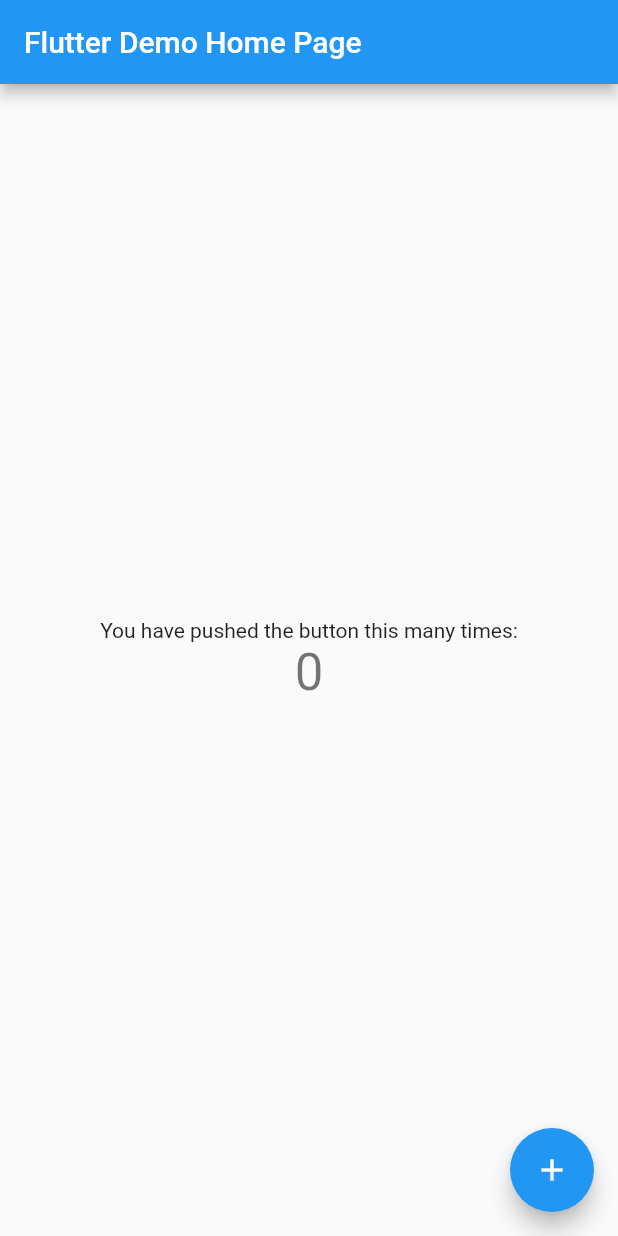
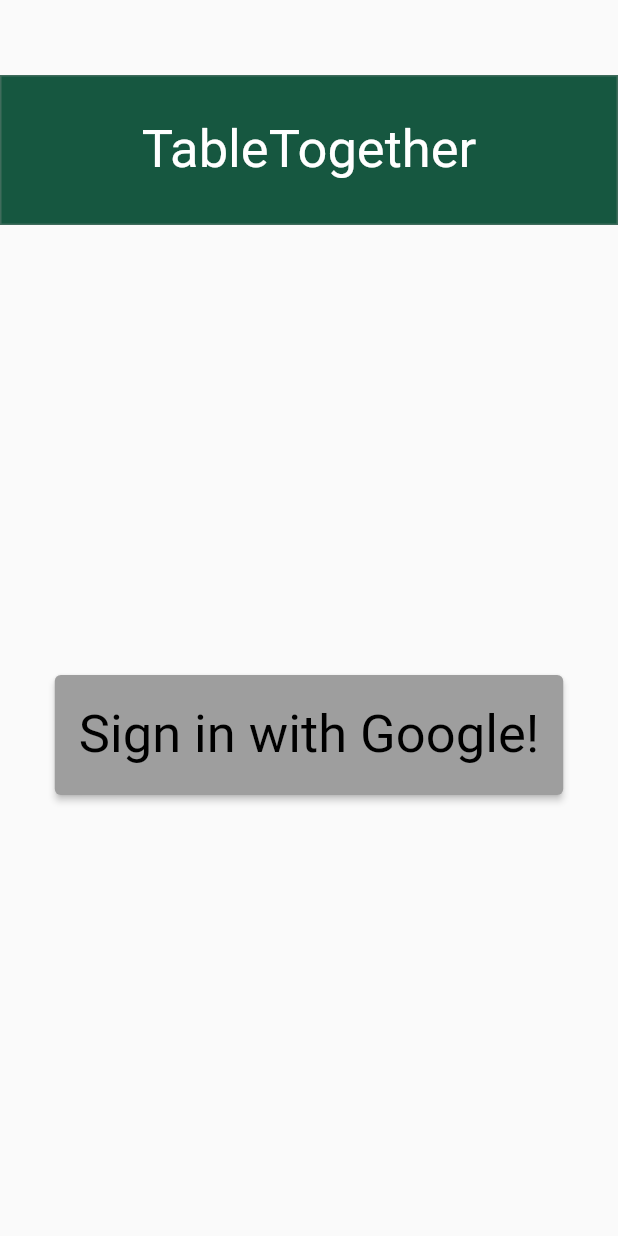
Before and after one commit to AKolar5/cypher_table_together, a Flutter app: the screen it shows after launch, on a phone screen of 412 x 824 dp. Run offline on Flutter 3.47's test engine with Material 2 defaults, Android fonts, the phone set to English and light mode, and no system bars.

Commit message:
Transitions between pages for first three screens

```diff
--- a/lib/home_page.dart
+++ b/lib/home_page.dart
@@ -34,9 +34,7 @@
           // horizontal).
 
           child: Column(
-            mainAxisAlignment: MainAxisAlignment.center,
             children: <Widget>[
-
               const Padding(
                 padding: EdgeInsets.all(25.0),
               ),
@@ -71,7 +69,9 @@
                 ),
               ),
 
-
+              const Padding(
+                padding: EdgeInsets.all(25.0),
+              ),
 
               SizedBox(
                 width: 300.0,
--- a/lib/main.dart
+++ b/lib/main.dart
@@ -1,3 +1,5 @@
+import 'package:cypher_table_together/edit.dart';
+import 'package:cypher_table_together/profile.dart';
 import 'package:flutter/material.dart';
 
 void main() {
@@ -22,7 +24,7 @@
         // or simply save your changes to "hot reload" in a Flutter IDE).
         // Notice that the counter didn't reset back to zero; the application
         // is not restarted.
-        primarySwatch: Colors.blue,
+        primarySwatch: Colors.grey,
       ),
       home: const MyHomePage(title: 'Flutter Demo Home Page'),
     );
@@ -48,18 +50,6 @@
 }
 
 class _MyHomePageState extends State<MyHomePage> {
-  int _counter = 0;
-
-  void _incrementCounter() {
-    setState(() {
-      // This call to setState tells the Flutter framework that something has
-      // changed in this State, which causes it to rerun the build method below
-      // so that the display can reflect the updated values. If we changed
-      // _counter without calling setState(), then the build method would not be
-      // called again, and so nothing would appear to happen.
-      _counter++;
-    });
-  }
 
   @override
   Widget build(BuildContext context) {
@@ -70,15 +60,40 @@
     // fast, so that you can just rebuild anything that needs updating rather
     // than having to individually change instances of widgets.
     return Scaffold(
-      appBar: AppBar(
-        // Here we take the value from the MyHomePage object that was created by
-        // the App.build method, and use it to set our appbar title.
-        title: Text(widget.title),
-      ),
       body: Center(
         // Center is a layout widget. It takes a single child and positions it
         // in the middle of the parent.
         child: Column(
+            children: [
+              const Padding(
+              padding: EdgeInsets.all(25.0),
+            ),
+            Container(
+              margin: EdgeInsets.zero,
+              padding: EdgeInsets.zero,
+              width: 500,
+              height: 100,
+              decoration: BoxDecoration(
+                color: const Color(0xff165740),
+                shape: BoxShape.rectangle,
+                borderRadius: BorderRadius.zero,
+                border: Border.all(color: const Color(0x4d9e9e9e), width: 1),
+              ),
+              child: const Align(
+                alignment: Alignment.center,
+                child: Text(
+                  "TableTogether",
+                  textAlign: TextAlign.start,
+                  overflow: TextOverflow.clip,
+                  style: TextStyle(
+                    fontWeight: FontWeight.w400,
+                    fontStyle: FontStyle.normal,
+                    fontSize: 35,
+                    color: Color(0xffffffff),
+                  ),
+                ),
+              ),
+            ),
           // Column is also a layout widget. It takes a list of children and
           // arranges them vertically. By default, it sizes itself to fit its
           // children horizontally, and tries to be as tall as its parent.
@@ -93,22 +108,29 @@
           // center the children vertically; the main axis here is the vertical
           // axis because Columns are vertical (the cross axis would be
           // horizontal).
-          mainAxisAlignment: MainAxisAlignment.center,
-          children: <Widget>[
-            const Text(
-              'You have pushed the button this many times:',
-            ),
-            Text(
-              '$_counter',
-              style: Theme.of(context).textTheme.headlineMedium,
-            ),
+              const Padding(
+                padding: EdgeInsets.all(150.0),
+              ),
+              ElevatedButton(
+                style: ElevatedButton.styleFrom(
+                    minimumSize: const Size(
+                        300, 80) // put the width and height you want
+                ),
+                child: const Text('Sign in with Google!',
+                  style: TextStyle(
+                    fontWeight: FontWeight.w400,
+                    fontStyle: FontStyle.normal,
+                    fontSize: 35,
+                    color: Color(0xff000000),
+                  ),
+                ),
+                onPressed: () {
+                  Navigator.push(
+                      context,MaterialPageRoute(builder: (context) => const ProfilePage()));
+                },
+              ),
           ],
         ),
-      ),
-      floatingActionButton: FloatingActionButton(
-        onPressed: _incrementCounter,
-        tooltip: 'Increment',
-        child: const Icon(Icons.add),
       ), // This trailing comma makes auto-formatting nicer for build methods.
     );
   }
--- a/lib/profile.dart
+++ b/lib/profile.dart
@@ -1,3 +1,4 @@
+import 'package:cypher_table_together/home_page.dart';
 import 'package:flutter/material.dart';
 
 const mainGreen = Color(0xFF165740);
@@ -159,7 +160,10 @@
                   color: Color(0xff000000),
                 ),
               ),
-              onPressed: () {},
+              onPressed: () {
+                Navigator.push(
+                    context,MaterialPageRoute(builder: (context) => const HomePage()));
+              },
             ),
           ] // Children
       ),
```
